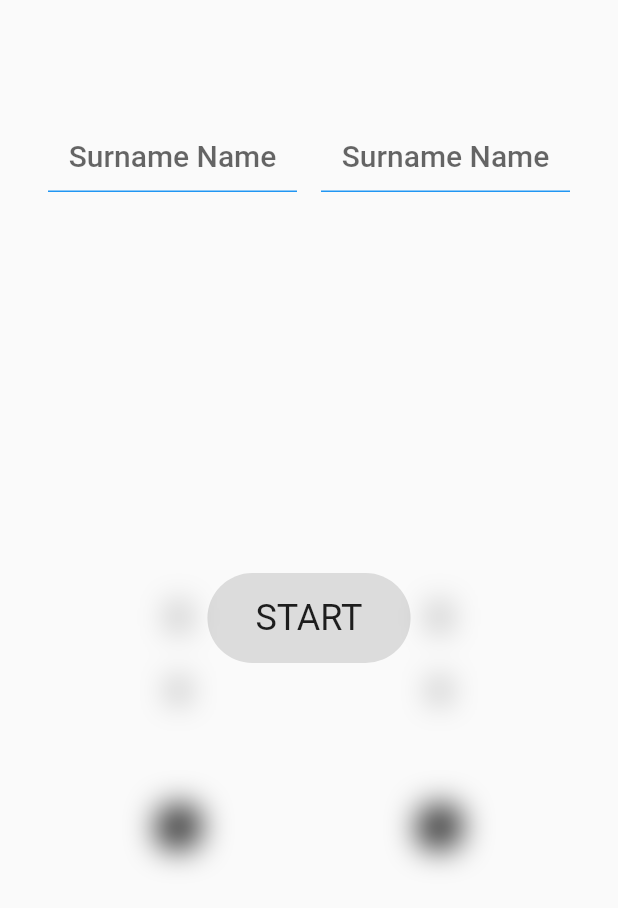
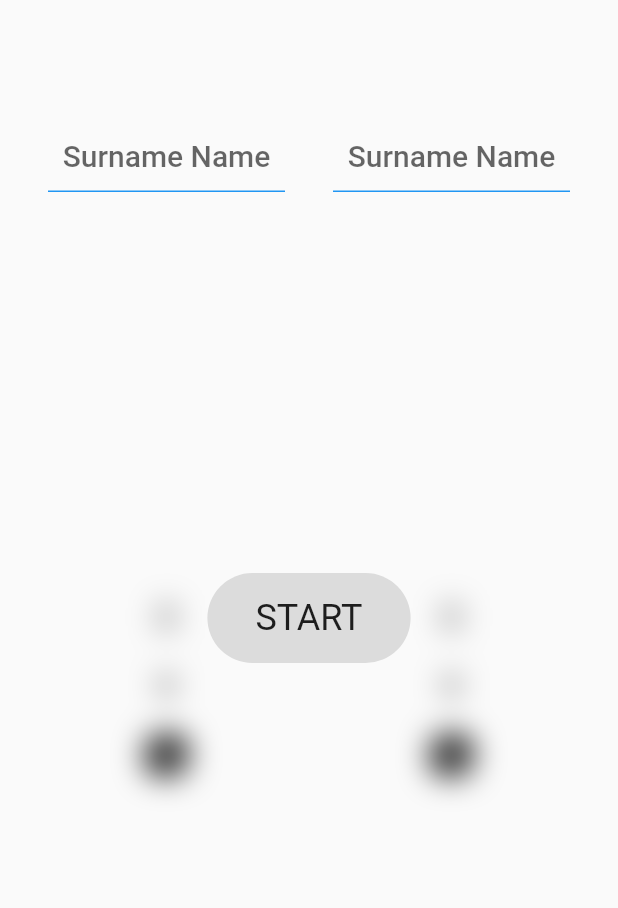
Before and after one commit to voledyaev/tennis, a Flutter app: the screen it shows after launch, on a phone screen of 412 x 824 dp. Shown: the top 908 px of the screen. Run offline on Flutter 3.47's test engine with Material 2 defaults, Android fonts, the phone set to English and light mode, and no system bars; our stand-ins replace bloc, flutter_bloc, font_awesome_flutter, formz, freezed_annotation, gap; generated files the repository leaves out were written again.

Commit message:
Layout improvement

```diff
--- a/lib/logic/game_progress_cubit.dart
+++ b/lib/logic/game_progress_cubit.dart
@@ -101,7 +101,7 @@ class GameProgressCubit extends Cubit<GameProgressState> {
 
   void reset() => emit(const GameProgressState.inactive());
 
-  Future<void> _checkGameResult(_Playing nextState) async {
+  Future<void> _checkGameResult(GamePlaying nextState) async {
     String? winner;
 
     if (nextState.firstUserOverallScore >= 6 &&
@@ -122,7 +122,7 @@ class GameProgressCubit extends Cubit<GameProgressState> {
 
 @freezed
 class GameProgressState with _$GameProgressState {
-  const factory GameProgressState.inactive() = _Inactive;
+  const factory GameProgressState.inactive() = GameInactive;
 
   const factory GameProgressState.playing({
     required String firstUserName,
@@ -131,7 +131,7 @@ class GameProgressState with _$GameProgressState {
     @Default(0) int secondUserOverallScore,
     @Default('0') String firstUserCurrentScore,
     @Default('0') String secondUserCurrentScore,
-  }) = _Playing;
+  }) = GamePlaying;
 }
 
 extension on String {
--- a/lib/logic/username_input_cubit.dart
+++ b/lib/logic/username_input_cubit.dart
@@ -3,6 +3,8 @@ import 'package:formz/formz.dart';
 import 'package:freezed_annotation/freezed_annotation.dart';
 
 part 'username_input_cubit.freezed.dart';
+
+final usernameRegex = RegExp(r'^[A-Z]{1,}\s[A-Z]{1,}$');
 
 class UsernameInputCubit extends Cubit<UsernameForm> {
   UsernameInputCubit() : super(const UsernameForm());
@@ -36,7 +38,7 @@ class Username extends FormzInput<String, String> {
 
   @override
   String? validator(String value) {
-    if (!RegExp(r'^[A-Z]{1,}\s[A-Z]{1,}$').hasMatch(value)) return 'Incorrect name';
+    if (!usernameRegex.hasMatch(value)) return 'Incorrect name';
 
     return null;
   }
--- a/lib/ui/game_page/game_page.dart
+++ b/lib/ui/game_page/game_page.dart
@@ -47,24 +47,22 @@ class _GamePageState extends State<GamePage> {
                 children: [
                   Padding(
                     padding: const EdgeInsets.all(32),
-                    child: Stack(
-                      fit: StackFit.expand,
+                    child: Row(
                       children: [
-                        Center(
-                          child: Stack(
-                            clipBehavior: Clip.none,
-                            children: const [
-                              _OverallScores(),
-                              Positioned.fill(
-                                bottom: -96,
-                                child: _CurrentScores(),
-                              ),
-                            ],
+                        Expanded(
+                          child: _GameControls(
+                            overallScoreSelector: (value) => value.firstUserOverallScore,
+                            currentScoreSelector: (value) => value.firstUserCurrentScore,
+                            onBallTap: () => context.read<GameProgressCubit>().makeFirstUserTurn(),
                           ),
                         ),
-                        const Align(
-                          alignment: Alignment(0, 0.4),
-                          child: _BallButtons(),
+                        const Gap(32),
+                        Expanded(
+                          child: _GameControls(
+                            overallScoreSelector: (value) => value.secondUserOverallScore,
+                            currentScoreSelector: (value) => value.secondUserCurrentScore,
+                            onBallTap: () => context.read<GameProgressCubit>().makeSecondUserTurn(),
+                          ),
                         ),
                       ],
                     ),
@@ -72,9 +70,26 @@ class _GamePageState extends State<GamePage> {
                   if (!state) const GamePauseOverlay(),
                   Padding(
                     padding: const EdgeInsets.all(32) + const EdgeInsets.only(top: 48),
-                    child: Align(
-                      alignment: Alignment.topCenter,
-                      child: !state ? const _UsernameInputs() : const _UsernameTexts(),
+                    child: Row(
+                      children: [
+                        Expanded(
+                          child: _UsernameInteraction(
+                            isEditable: state,
+                            inputStateSelector: (state) => state.firstUserName,
+                            updateName: (text) => context.read<UsernameInputCubit>().updateFirstUserName(text),
+                            textStateSelector: (value) => value.firstUserName,
+                          ),
+                        ),
+                        const Gap(32),
+                        Expanded(
+                          child: _UsernameInteraction(
+                            isEditable: state,
+                            inputStateSelector: (state) => state.secondUserName,
+                            updateName: (text) => context.read<UsernameInputCubit>().updateSecondUserName(text),
+                            textStateSelector: (value) => value.secondUserName,
+                          ),
+                        ),
+                      ],
                     ),
                   ),
                   if (!state) const Center(child: StartButton()),
@@ -99,134 +114,88 @@ class _GamePageState extends State<GamePage> {
       );
 }
 
-class _OverallScores extends StatelessWidget {
-  const _OverallScores();
+class _GameControls extends StatelessWidget {
+  final int Function(GamePlaying value) overallScoreSelector;
+  final String Function(GamePlaying value) currentScoreSelector;
+  final VoidCallback onBallTap;
+
+  const _GameControls({
+    required this.overallScoreSelector,
+    required this.currentScoreSelector,
+    required this.onBallTap,
+  });
 
   @override
-  Widget build(BuildContext context) => Row(
-        mainAxisAlignment: MainAxisAlignment.spaceAround,
+  Widget build(BuildContext context) => Center(
+        child: Stack(
+          clipBehavior: Clip.none,
+          alignment: Alignment.center,
           children: [
+            const SizedBox(
+              width: double.infinity,
+              height: 246,
+            ),
             BlocSelector<GameProgressCubit, GameProgressState, int>(
               selector: (state) => state.map(
                 inactive: (value) => 0,
-              playing: (value) => value.firstUserOverallScore,
+                playing: overallScoreSelector,
               ),
               builder: (context, state) => OverallScoreCounter(
                 score: state.toString(),
               ),
             ),
-          BlocSelector<GameProgressCubit, GameProgressState, int>(
-            selector: (state) => state.map(
-              inactive: (value) => 0,
-              playing: (value) => value.secondUserOverallScore,
-            ),
-            builder: (context, state) => OverallScoreCounter(
-              score: state.toString(),
-            ),
-          ),
-        ],
-      );
-}
-
-class _CurrentScores extends StatelessWidget {
-  const _CurrentScores();
-
-  @override
-  Widget build(BuildContext context) => Row(
-        mainAxisAlignment: MainAxisAlignment.spaceAround,
-        children: [
-          BlocSelector<GameProgressCubit, GameProgressState, String>(
+            Positioned(
+              top: 156,
+              child: BlocSelector<GameProgressCubit, GameProgressState, String>(
                 selector: (state) => state.map(
                   inactive: (value) => '0',
-              playing: (value) => value.firstUserCurrentScore,
+                  playing: currentScoreSelector,
                 ),
                 builder: (context, state) => CurrentScoreCounter(
                   score: state,
                 ),
               ),
-          BlocSelector<GameProgressCubit, GameProgressState, String>(
-            selector: (state) => state.map(
-              inactive: (value) => '0',
-              playing: (value) => value.secondUserCurrentScore,
             ),
-            builder: (context, state) => CurrentScoreCounter(
-              score: state,
-            ),
+            Positioned(
+              top: 182,
+              child: BallButton(onTap: onBallTap),
             ),
           ],
+        ),
       );
 }
 
-class _BallButtons extends StatelessWidget {
-  const _BallButtons();
+class _UsernameInteraction extends StatelessWidget {
+  final bool isEditable;
+  final Username Function(UsernameForm state) inputStateSelector;
+  final void Function(String text) updateName;
+  final String Function(GamePlaying value) textStateSelector;
+
+  const _UsernameInteraction({
+    required this.isEditable,
+    required this.inputStateSelector,
+    required this.updateName,
+    required this.textStateSelector,
+  });
 
   @override
-  Widget build(BuildContext context) => Row(
-        mainAxisAlignment: MainAxisAlignment.spaceAround,
-        children: [
-          BallButton(onTap: () => context.read<GameProgressCubit>().makeFirstUserTurn()),
-          BallButton(onTap: () => context.read<GameProgressCubit>().makeSecondUserTurn()),
-        ],
-      );
-}
-
-class _UsernameInputs extends StatelessWidget {
-  const _UsernameInputs();
-
-  @override
-  Widget build(BuildContext context) => Row(
-        crossAxisAlignment: CrossAxisAlignment.start,
-        children: [
-          Expanded(
-            child: BlocSelector<UsernameInputCubit, UsernameForm, Username>(
-              selector: (state) => state.firstUserName,
+  Widget build(BuildContext context) => Align(
+        alignment: Alignment.topCenter,
+        child: !isEditable
+            ? BlocSelector<UsernameInputCubit, UsernameForm, Username>(
+                selector: inputStateSelector,
                 builder: (context, state) => UsernameInput(
-                updateName: (text) => context.read<UsernameInputCubit>().updateFirstUserName(text),
+                  updateName: updateName,
                   pure: state.pure,
                   error: state.error,
                 ),
-            ),
-          ),
-          const Gap(16),
-          Expanded(
-            child: BlocSelector<UsernameInputCubit, UsernameForm, Username>(
-              selector: (state) => state.secondUserName,
-              builder: (context, state) => UsernameInput(
-                updateName: (text) => context.read<UsernameInputCubit>().updateSecondUserName(text),
-                pure: state.pure,
-                error: state.error,
-              ),
-            ),
-          ),
-        ],
-      );
-}
-
-class _UsernameTexts extends StatelessWidget {
-  const _UsernameTexts();
-
-  @override
-  Widget build(BuildContext context) => Row(
-        children: [
-          Expanded(
-            child: BlocSelector<GameProgressCubit, GameProgressState, String>(
+              )
+            : BlocSelector<GameProgressCubit, GameProgressState, String>(
                 selector: (state) => state.map(
                   inactive: (value) => '',
-                playing: (value) => value.firstUserName,
+                  playing: textStateSelector,
                 ),
                 builder: (context, state) => UsernameText(name: state),
               ),
-          ),
-          const Gap(16),
-          Expanded(
-            child: BlocSelector<GameProgressCubit, GameProgressState, String>(
-              selector: (state) => state.map(
-                inactive: (value) => '',
-                playing: (value) => value.secondUserName,
-              ),
-              builder: (context, state) => UsernameText(name: state),
-            ),
-          ),
-        ],
       );
 }
```
Lines whose indentation alone changed are shown as unchanged.
